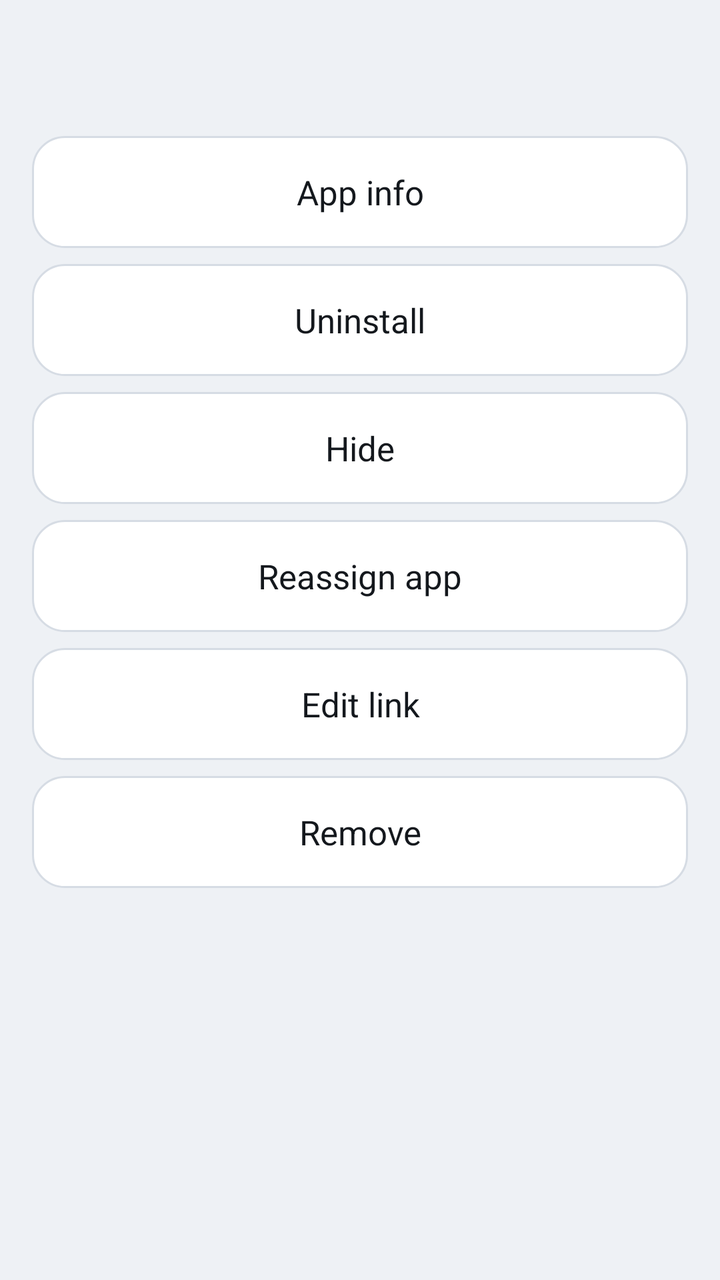
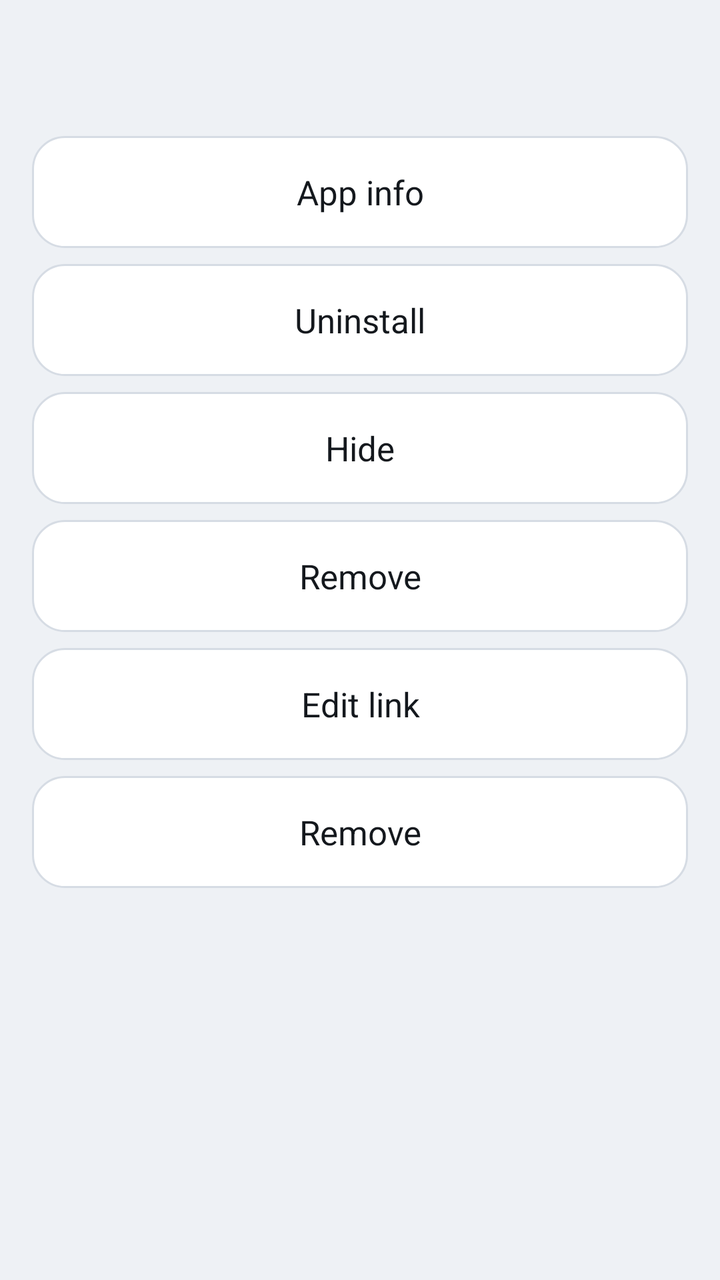

Screens rendered from an Android XML layout before and after an edit, with the pre-edit source and the edit as a unified diff.
<!-- AndroidManifest.xml: application theme Theme.MotoLauncher -->
<!-- res/layout/dialog_tile_actions.xml -->
<?xml version="1.0" encoding="utf-8"?>
<LinearLayout xmlns:android="http://schemas.android.com/apk/res/android"
    android:layout_width="wrap_content"
    android:layout_height="wrap_content"
    android:orientation="vertical"
    android:padding="@dimen/dialog_padding">

    <LinearLayout
        android:layout_width="match_parent"
        android:layout_height="wrap_content"
        android:orientation="horizontal"
        android:gravity="center_vertical">

        <ImageView
            android:id="@+id/appIcon"
            android:layout_width="@dimen/dialog_icon_size"
            android:layout_height="@dimen/dialog_icon_size"
            android:scaleType="fitCenter"
            android:importantForAccessibility="no" />

        <TextView
            android:id="@+id/appLabel"
            android:layout_width="0dp"
            android:layout_height="wrap_content"
            android:layout_weight="1"
            android:layout_marginStart="@dimen/dialog_label_margin_start"
            android:maxLines="1"
            android:ellipsize="end"
            android:textColor="@color/on_surface"
            android:textSize="@dimen/text_dialog_label"
            android:textStyle="bold" />
    </LinearLayout>

    <TextView
        android:id="@+id/actionAppInfo"
        style="@style/Widget.MotoLauncher.DialogAction"
        android:text="@string/tile_action_app_info" />

    <TextView
        android:id="@+id/actionUninstall"
        style="@style/Widget.MotoLauncher.DialogAction"
        android:text="@string/tile_action_uninstall" />

    <TextView
        android:id="@+id/actionHide"
        style="@style/Widget.MotoLauncher.DialogAction"
        android:text="@string/tile_action_hide" />

    <TextView
        android:id="@+id/actionReassign"
        style="@style/Widget.MotoLauncher.DialogAction"
        android:text="@string/tile_action_reassign" />

    <TextView
        android:id="@+id/actionEditLink"
        style="@style/Widget.MotoLauncher.DialogAction"
        android:text="@string/link_action_edit" />

    <TextView
        android:id="@+id/actionRemoveLink"
        style="@style/Widget.MotoLauncher.DialogAction"
        android:text="@string/link_action_remove" />
</LinearLayout>
<!-- resources referenced by this layout -->
<resources>
  <color name="on_surface">#14181D</color>
  <dimen name="dialog_icon_size">44dp</dimen>
  <dimen name="dialog_label_margin_start">12dp</dimen>
  <dimen name="dialog_padding">16dp</dimen>
  <dimen name="text_dialog_label">18sp</dimen>
  <string name="link_action_edit">Edit link</string>
  <string name="link_action_remove">Remove</string>
  <string name="tile_action_app_info">App info</string>
  <string name="tile_action_hide">Hide</string>
  <string name="tile_action_reassign">Reassign app</string>
  <string name="tile_action_uninstall">Uninstall</string>
  <style name="Widget.MotoLauncher.DialogAction" parent="">
          <item name="android:layout_width">match_parent</item>
          <item name="android:layout_height">@dimen/dialog_action_height</item>
          <item name="android:layout_marginTop">@dimen/dialog_action_margin_top</item>
          <item name="android:background">@drawable/tile_background</item>
          <item name="android:gravity">center</item>
          <item name="android:focusable">true</item>
          <item name="android:clickable">true</item>
          <item name="android:textColor">@color/on_surface</item>
          <item name="android:textSize">@dimen/text_dialog_action</item>
      </style>
  <style name="Theme.MotoLauncher" parent="Theme.Material3.DayNight.NoActionBar">
          <item name="android:windowBackground">@color/background</item>
          <item name="android:statusBarColor">@color/background</item>
          <item name="android:navigationBarColor">@color/background</item>
          <item name="android:windowLightStatusBar">@bool/light_system_bars</item>
          <item name="android:windowLightNavigationBar">@bool/light_system_bars</item>
          <item name="colorPrimary">@color/tile_focused</item>
          <item name="colorOnPrimary">@color/on_surface</item>
          <item name="android:colorBackground">@color/background</item>
          <item name="alertDialogTheme">@style/ThemeOverlay.MotoLauncher.Dialog.Alert</item>
      </style>
  <dimen name="dialog_action_height">56dp</dimen>
  <dimen name="dialog_action_margin_top">8dp</dimen>
  <dimen name="text_dialog_action">17sp</dimen>
  <color name="background">#EEF1F5</color>
  <color name="tile_focused">#2F6FED</color>
  <style name="ThemeOverlay.MotoLauncher.Dialog.Alert" parent="ThemeOverlay.Material3.Dialog.Alert">
          <item name="android:windowBackground">@drawable/dialog_background</item>
          <item name="android:windowMinWidthMajor">@dimen/dialog_min_width</item>
          <item name="android:windowMinWidthMinor">@dimen/dialog_min_width</item>
          <item name="android:colorBackground">@color/background</item>
          <item name="colorPrimary">@color/tile_focused</item>
          <item name="colorOnPrimary">@color/on_surface</item>
      </style>
  <color name="tile_pressed">#1E4FB0</color>
  <color name="tile_default">#FFFFFF</color>
  <color name="surface">#D6DCE4</color>
  <!-- drawable dialog_background (drawable) -->
  <?xml version="1.0" encoding="utf-8"?>
  <shape xmlns:android="http://schemas.android.com/apk/res/android"
      android:shape="rectangle">
      <solid android:color="@color/background" />
      <corners android:radius="24dp" />
      <stroke android:width="2dp" android:color="@color/surface" />
  </shape>
  <dimen name="dialog_min_width">320dp</dimen>
</resources>

<!-- the commit's change to res/layout/dialog_tile_actions.xml (unified diff, before → after) -->
@@ -47,9 +47,9 @@
         android:text="@string/tile_action_hide" />
 
     <TextView
-        android:id="@+id/actionReassign"
+        android:id="@+id/actionRemove"
         style="@style/Widget.MotoLauncher.DialogAction"
-        android:text="@string/tile_action_reassign" />
+        android:text="@string/link_action_remove" />
 
     <TextView
         android:id="@+id/actionEditLink"
<!-- resource entries referenced after the edit -->
@@ -9,7 +9,6 @@
   <string name="link_action_remove">Remove</string>
   <string name="tile_action_app_info">App info</string>
   <string name="tile_action_hide">Hide</string>
-  <string name="tile_action_reassign">Reassign app</string>
   <string name="tile_action_uninstall">Uninstall</string>
   <style name="Widget.MotoLauncher.DialogAction" parent="">
           <item name="android:layout_width">match_parent</item>
